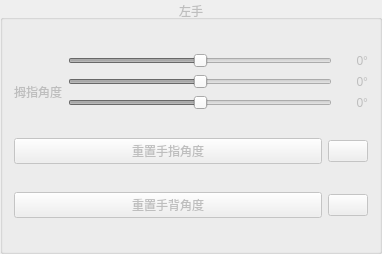
First picture: the form in ui/finger/h2FingerAdjustFreeModeWidget.ui, repository FOHEART/MotionGloveUI, before the edit.
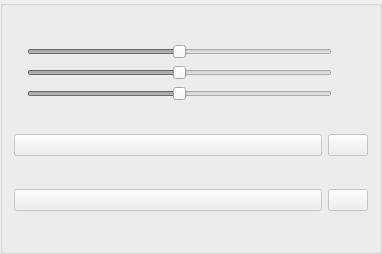
Second picture: the form after the edit.

What changed in the file:
```diff
--- a/ui/finger/h2FingerAdjustFreeModeWidget.ui
+++ b/ui/finger/h2FingerAdjustFreeModeWidget.ui
@@ -37,9 +37,6 @@
      <property name="enabled">
       <bool>false</bool>
      </property>
-     <property name="title">
-      <string>左手</string>
-     </property>
      <property name="alignment">
       <set>Qt::AlignCenter</set>
      </property>
@@ -122,9 +119,6 @@
             <height>0</height>
            </size>
           </property>
-          <property name="text">
-           <string>0°</string>
-          </property>
           <property name="alignment">
            <set>Qt::AlignRight|Qt::AlignTrailing|Qt::AlignVCenter</set>
           </property>
@@ -138,9 +132,6 @@
             <height>0</height>
            </size>
           </property>
-          <property name="text">
-           <string>0°</string>
-          </property>
           <property name="alignment">
            <set>Qt::AlignRight|Qt::AlignTrailing|Qt::AlignVCenter</set>
           </property>
@@ -154,9 +145,6 @@
             <height>0</height>
            </size>
           </property>
-          <property name="text">
-           <string>0°</string>
-          </property>
           <property name="alignment">
            <set>Qt::AlignRight|Qt::AlignTrailing|Qt::AlignVCenter</set>
           </property>
@@ -164,25 +152,16 @@
         </item>
         <item row="1" column="0" rowspan="2">
          <widget class="QLabel" name="label">
-          <property name="text">
-           <string>拇指角度</string>
-          </property>
          </widget>
         </item>
        </layout>
       </item>
       <item row="3" column="0" colspan="2">
        <widget class="QPushButton" name="PB_rotResetFingerFreeMode">
-        <property name="text">
-         <string>重置手指角度</string>
-        </property>
        </widget>
       </item>
       <item row="4" column="0" colspan="2">
        <widget class="QPushButton" name="PB_rotResetHandFreeMode">
-        <property name="text">
-         <string>重置手背角度</string>
-        </property>
        </widget>
       </item>
      </layout>
```
